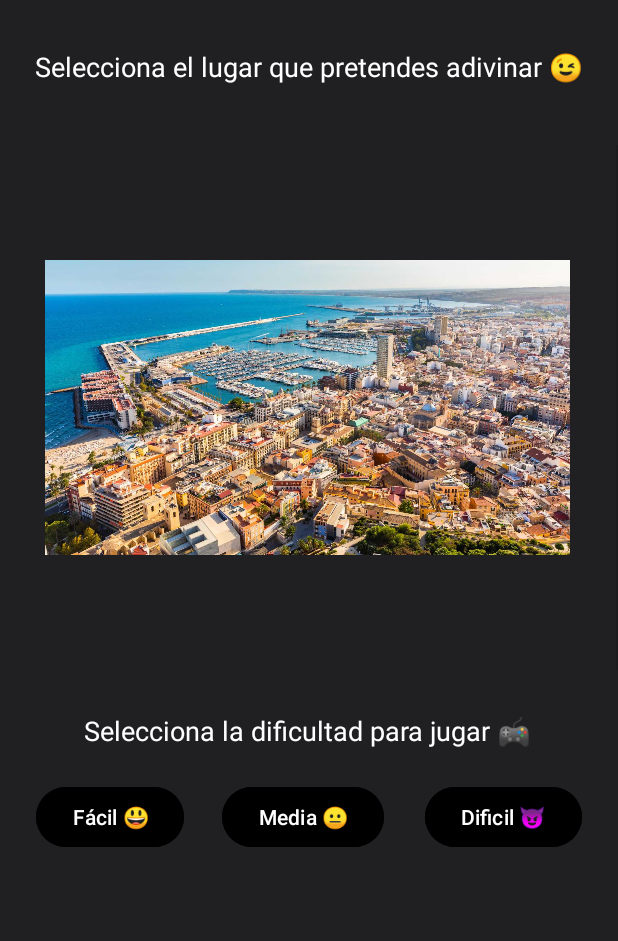
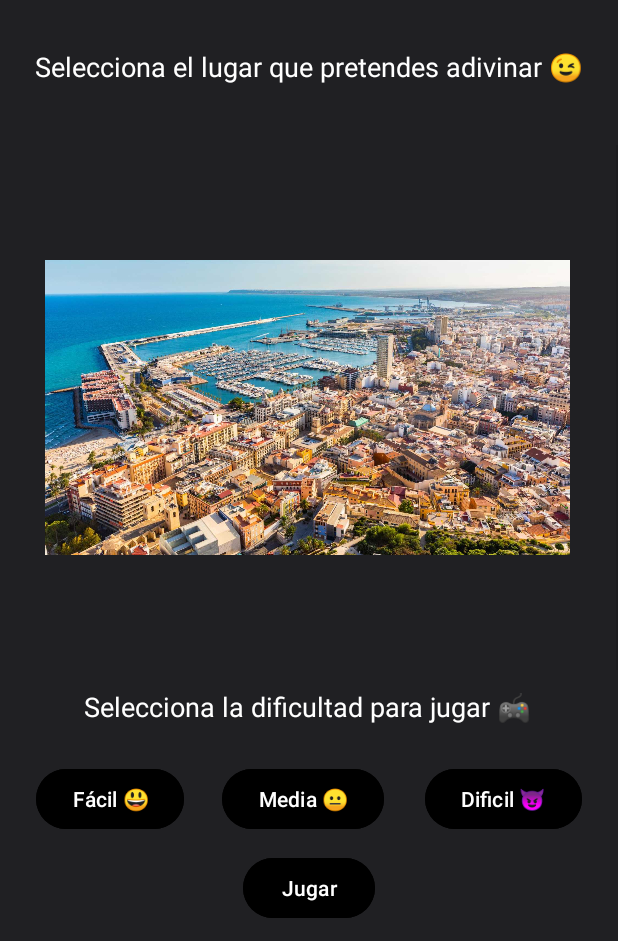
Before and after one commit to lucass14yx/GeoGuessWhereIAm, an Android app: the screen it shows after launch (Inicio), on a phone screen of 412 x 824 dp, the part 295-1236 px from its top. Run offline under Robolectric (Android 15) with nearby library versions, the phone set to English and light mode, and no system bars; 1 statement that could not run was skipped.

Commit message:
sleccionUsuarior added, logica pantalla Inicio implementada

```diff
--- a/GeoGuessWhereIAm/app/src/main/java/com/example/geoguesswhereiam/Inicio.kt
+++ b/GeoGuessWhereIAm/app/src/main/java/com/example/geoguesswhereiam/Inicio.kt
@@ -1,43 +1,75 @@
 package com.example.geoguesswhereiam
 
+import android.content.Intent
 import android.os.Bundle
-import androidx.activity.enableEdgeToEdge
+import android.widget.Toast
 import androidx.appcompat.app.AppCompatActivity
-import androidx.core.view.ViewCompat
-import androidx.core.view.WindowInsetsCompat
 import androidx.recyclerview.widget.DividerItemDecoration
 import androidx.recyclerview.widget.LinearLayoutManager
 import androidx.recyclerview.widget.LinearSnapHelper
+import androidx.recyclerview.widget.RecyclerView
 import com.example.geoguesswhereiam.databinding.ActivityInicioBinding
 import recyclerview.AdaptadorImagenes
 import recyclerview.ImagenesProvider
 
-
 class Inicio : AppCompatActivity() {
     private lateinit var binding: ActivityInicioBinding
+    private lateinit var seleccionUsuario: SeleccionUsuario
+
     override fun onCreate(savedInstanceState: Bundle?) {
         super.onCreate(savedInstanceState)
         binding = ActivityInicioBinding.inflate(layoutInflater)
         setContentView(binding.root)
         initRecyclerView()
+
+        binding.btnFacil.setOnClickListener {
+            seleccionUsuario.dificultad = "facil"
+        }
+        binding.btnMedia.setOnClickListener {
+            seleccionUsuario.dificultad = "medio"
+        }
+        binding.btnDificil.setOnClickListener {
+            seleccionUsuario.dificultad = "dificil"
+        }
+
+        binding.btnJugar.setOnClickListener {
+            val intent = Intent(this, Mapa::class.java)
+            Toast.makeText(this, "Dificultad: ${seleccionUsuario.dificultad}, Lugar: ${seleccionUsuario.lugar}", Toast.LENGTH_SHORT).show()
+            startActivity(intent)
+            finish()
+        }
     }
 
     private fun initRecyclerView() {
         val manager = LinearLayoutManager(this, LinearLayoutManager.HORIZONTAL, false)
         binding.rvImages.layoutManager = manager
-        // Para el efecto de "snap"
-        // efecto de carrusel donde los elementos se centran automáticamente al visualizarlos
+
         val snapHelper = LinearSnapHelper()
         snapHelper.attachToRecyclerView(binding.rvImages)
 
         binding.rvImages.adapter = AdaptadorImagenes(ImagenesProvider.imagenesList)
 
-        // Crear un DividerItemDecoration y agregarlo al RecyclerView
         val decoration = DividerItemDecoration(this, manager.orientation)
         binding.rvImages.addItemDecoration(decoration)
 
+        binding.rvImages.addOnScrollListener(object : RecyclerView.OnScrollListener() {
+            override fun onScrollStateChanged(recyclerView: RecyclerView, newState: Int) {
+                if (newState == RecyclerView.SCROLL_STATE_IDLE) {
+                    val layoutManager = recyclerView.layoutManager as LinearLayoutManager
+                    val snapView = snapHelper.findSnapView(layoutManager) ?: return
+                    val snapPosition = layoutManager.getPosition(snapView)
+                    val imagen = ImagenesProvider.imagenesList[snapPosition]
+                    seleccionUsuario.lugar = imagen
+                }
+            }
 
+            override fun onScrolled(recyclerView: RecyclerView, dx: Int, dy: Int) {
+                val layoutManager = recyclerView.layoutManager as LinearLayoutManager
+                val snapView = snapHelper.findSnapView(layoutManager) ?: return
+                val snapPosition = layoutManager.getPosition(snapView)
+                val imagen = ImagenesProvider.imagenesList[snapPosition]
+                seleccionUsuario.lugar = imagen
+            }
+        })
     }
-
-
 }
--- a/GeoGuessWhereIAm/app/src/main/res/layout/activity_inicio.xml
+++ b/GeoGuessWhereIAm/app/src/main/res/layout/activity_inicio.xml
@@ -50,7 +50,7 @@
         app:cardBackgroundColor="@color/design_default_color_background"/>
 
     <Button
-        android:id="@+id/button3"
+        android:id="@+id/btnFacil"
         android:layout_width="wrap_content"
         android:layout_height="wrap_content"
         android:layout_marginStart="24dp"
@@ -63,21 +63,21 @@
         app:layout_constraintVertical_bias="0.264" />
 
     <Button
-        android:id="@+id/button4"
+        android:id="@+id/btnMedia"
         android:layout_width="wrap_content"
         android:layout_height="wrap_content"
         android:text="@string/media"
         android:backgroundTint="@color/black"
         android:textColor="@color/white"
         app:layout_constraintBottom_toBottomOf="parent"
-        app:layout_constraintEnd_toStartOf="@+id/button5"
+        app:layout_constraintEnd_toStartOf="@+id/btnDificil"
         app:layout_constraintHorizontal_bias="0.482"
-        app:layout_constraintStart_toEndOf="@+id/button3"
+        app:layout_constraintStart_toEndOf="@+id/btnFacil"
         app:layout_constraintTop_toBottomOf="@+id/textView2"
         app:layout_constraintVertical_bias="0.264" />
 
     <Button
-        android:id="@+id/button5"
+        android:id="@+id/btnDificil"
         android:layout_width="wrap_content"
         android:layout_height="wrap_content"
         android:layout_marginEnd="24dp"
@@ -89,15 +89,27 @@
         app:layout_constraintTop_toBottomOf="@+id/textView2"
         app:layout_constraintVertical_bias="0.264" />
 
+    <Button
+        android:id="@+id/btnJugar"
+        android:layout_width="wrap_content"
+        android:layout_height="wrap_content"
+        android:backgroundTint="@color/black"
+        android:text="@string/jugar"
+        android:textColor="@color/white"
+        app:layout_constraintBottom_toBottomOf="parent"
+        app:layout_constraintEnd_toEndOf="parent"
+        app:layout_constraintStart_toStartOf="parent"
+        app:layout_constraintTop_toBottomOf="@+id/btnMedia" />
+
     <TextView
         android:id="@+id/textView2"
         android:layout_width="wrap_content"
         android:layout_height="wrap_content"
-        android:layout_marginTop="28dp"
+        android:layout_marginTop="12dp"
+        android:backgroundTint="@color/white"
         android:text="@string/selecciona_dificultad"
         android:textColor="@color/white"
         android:textSize="18dp"
-        android:backgroundTint="@color/white"
         app:layout_constraintEnd_toEndOf="parent"
         app:layout_constraintHorizontal_bias="0.495"
         app:layout_constraintStart_toStartOf="parent"
--- a/GeoGuessWhereIAm/app/src/main/res/values/strings.xml
+++ b/GeoGuessWhereIAm/app/src/main/res/values/strings.xml
@@ -5,4 +5,5 @@
     <string name="media">Media 😐</string>
     <string name="dificil">Dificil 😈</string>
     <string name="selecciona_dificultad">Selecciona la dificultad para jugar 🎮</string>
+    <string name="jugar">Jugar</string>
 </resources>
```
Also changed, not shown: GeoGuessWhereIAm/app/src/main/java/com/example/geoguesswhereiam/SeleccionUsuario.kt (added, +7 -0 lines).
